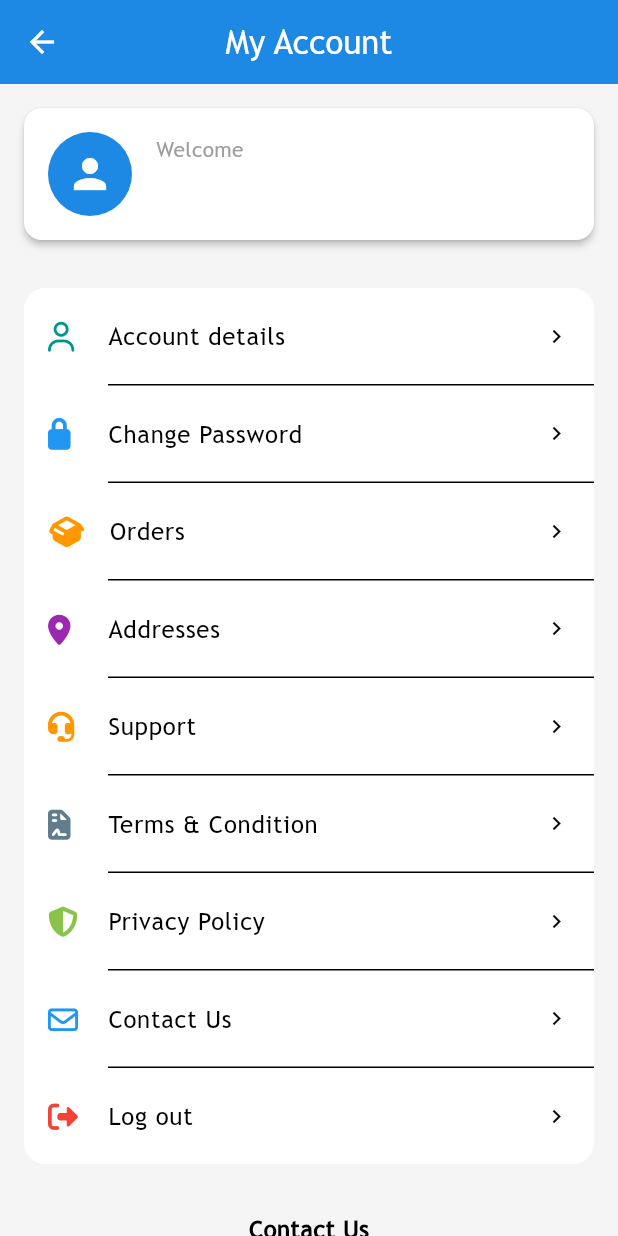
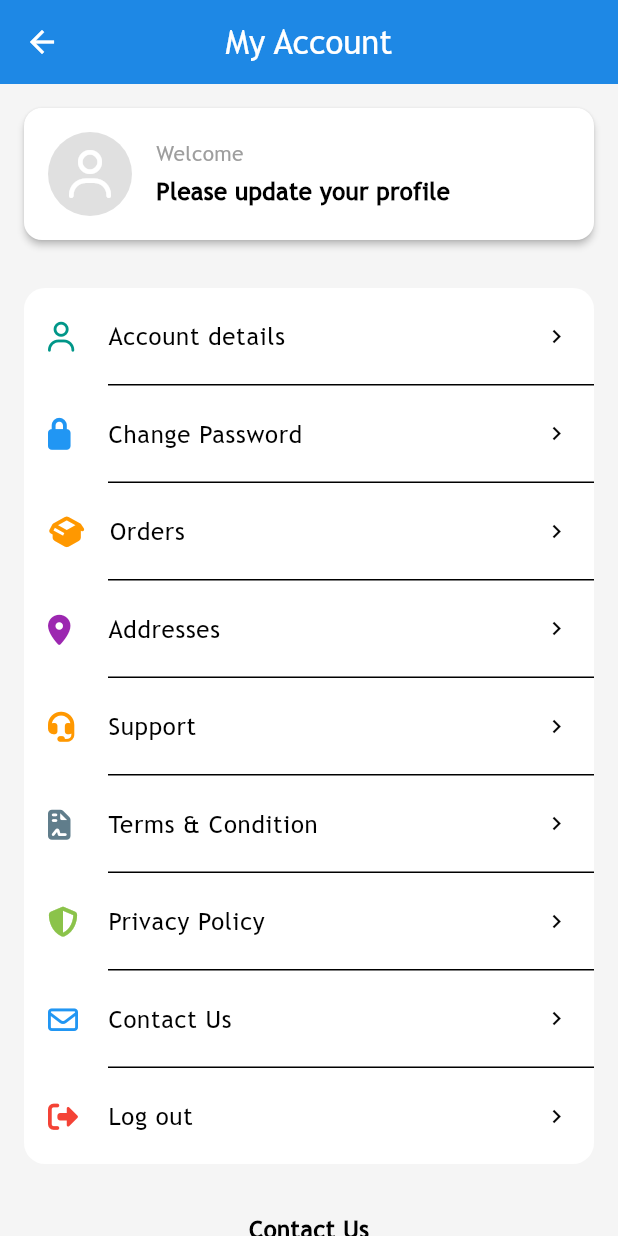
Before and after one commit to mortuzahossain/seegma_woocommerce, a Flutter app: the ProfilePage screen opened directly, on a phone screen of 412 x 824 dp. Run offline on Flutter 3.47's test engine with Material 3 defaults, Android fonts, the phone set to English and light mode, and no system bars; our stand-ins replace awesome_snackbar_content, cached_network_image, carousel_slider, flutter_html, font_awesome_flutter, image_picker and 4 more; accounts and stored records are empty; network calls fail.

Commit message:
fix minor issue

```diff
--- a/lib/api/api_service.dart
+++ b/lib/api/api_service.dart
@@ -4,7 +4,8 @@ import 'package:http/http.dart' as http;
 import 'package:shared_preferences/shared_preferences.dart';
 
 class ApiService {
-  static const String baseUrl = 'http://wordpress.test/wp-json';
+  // static const String baseUrl = 'http://wordpress.test/wp-json';
+  static const String baseUrl = 'https://fashion.seegmai.com/wp-json';
 
   static Future<dynamic> get(String endpoint) async {
     try {
@@ -116,7 +117,7 @@ class ApiService {
 
       // add file
       request.files.add(await http.MultipartFile.fromPath(fileField, file.path));
-
+      request.headers.addAll({'Accept': 'application/json'});
       final streamedResponse = await request.send();
       final response = await http.Response.fromStream(streamedResponse);
 
--- a/lib/provider/tryon_provider.dart
+++ b/lib/provider/tryon_provider.dart
@@ -12,8 +12,8 @@ class TryOnProvider extends ChangeNotifier {
       LoadingDialog.show(context);
       final response = await ApiService.postMultipart(
         '/tryon/v1/process',
-        fields: {'product_id': '75'},
-        file: File('/Users/islamicwallet/Downloads/007.png'),
+        fields: {'product_id': productId.toString()},
+        file: File(imagePath),
         fileField: 'avatar_image',
       );
       processedImageUrl = response['image_url'];
--- a/lib/ui/auth/account_update.dart
+++ b/lib/ui/auth/account_update.dart
@@ -47,7 +47,7 @@ class _AccountUpdatePageState extends State<AccountUpdatePage> {
       lastName.text = prefs.getString('last_name') ?? '';
       nickname.text = prefs.getString('nickname') ?? '';
       mobile.text = prefs.getString('mobile') ?? '';
-      gender = prefs.getString('gender') ?? 'male';
+      gender = (prefs.getString('gender')?.isNotEmpty ?? false) ? prefs.getString('gender')! : 'male';
 
       final profileUrl = prefs.getString('profile_image');
       if (profileUrl != null && profileUrl.isNotEmpty) {
--- a/lib/ui/home/home.dart
+++ b/lib/ui/home/home.dart
@@ -68,7 +68,8 @@ class _HomePageState extends State<HomePage> {
                 }
 
                 if (provider.sliderData.isEmpty) {
-                  return const SizedBox(height: 180, child: Center(child: Text("No slider data found")));
+                  return const SizedBox();
+                  // return const SizedBox(height: 180, child: Center(child: Text("No slider data found")));
                 }
 
                 return Column(
--- a/lib/ui/home/profile.dart
+++ b/lib/ui/home/profile.dart
@@ -1,3 +1,4 @@
+import 'package:cached_network_image/cached_network_image.dart';
 import 'package:flutter/material.dart';
 import 'package:font_awesome_flutter/font_awesome_flutter.dart';
 import 'package:seegma_woocommerce/ui/auth/account_update.dart';
@@ -8,6 +9,7 @@ import 'package:seegma_woocommerce/ui/home/orders.dart';
 import 'package:seegma_woocommerce/ui/home/support.dart';
 import 'package:seegma_woocommerce/ui/more/static_content.dart';
 import 'package:seegma_woocommerce/ui/others/contact_us.dart';
+import 'package:seegma_woocommerce/utils/loading_dialog.dart';
 import 'package:shared_preferences/shared_preferences.dart';
 
 class ProfilePage extends StatefulWidget {
@@ -19,6 +21,7 @@ class ProfilePage extends StatefulWidget {
 
 class _ProfilePageState extends State<ProfilePage> {
   String? fullName;
+  String profileUrl = "";
   bool isLoggedIn = false;
 
   @override
@@ -32,10 +35,17 @@ class _ProfilePageState extends State<ProfilePage> {
     final token = prefs.getString('token');
     final firstName = prefs.getString('first_name');
     final lastName = prefs.getString('last_name');
+    profileUrl = prefs.getString('profile_image') ?? "";
 
     setState(() {
       isLoggedIn = token != null && token.isNotEmpty;
-      fullName = isLoggedIn ? '$firstName $lastName' : null;
+
+      if (isLoggedIn) {
+        final hasName = (firstName?.isNotEmpty ?? false) || (lastName?.isNotEmpty ?? false);
+        fullName = hasName ? '${firstName ?? ''} ${lastName ?? ''}'.trim() : 'Please update your profile';
+      } else {
+        fullName = null;
+      }
     });
   }
 
@@ -53,7 +63,23 @@ class _ProfilePageState extends State<ProfilePage> {
               padding: const EdgeInsets.all(16),
               child: Row(
                 children: [
-                  CircleAvatar(radius: 28, child: const Icon(Icons.person, size: 32, color: Colors.white)),
+                  CircleAvatar(
+                    radius: 28,
+                    backgroundColor: Colors.grey.shade300,
+                    child: (profileUrl.isNotEmpty)
+                        ? ClipOval(
+                            child: CachedNetworkImage(
+                              imageUrl: profileUrl,
+                              width: 56,
+                              height: 56,
+                              fit: BoxFit.cover,
+                              placeholder: (context, url) => SizedBox(width: 24, height: 24, child: animatedLoader()),
+                              errorWidget: (context, url, error) =>
+                                  const FaIcon(FontAwesomeIcons.user, size: 32, color: Colors.white),
+                            ),
+                          )
+                        : const FaIcon(FontAwesomeIcons.user, size: 32, color: Colors.white),
+                  ),
                   const SizedBox(width: 16),
                   Column(
                     crossAxisAlignment: CrossAxisAlignment.start,
@@ -61,7 +87,12 @@ class _ProfilePageState extends State<ProfilePage> {
                       Text('Welcome', style: const TextStyle(fontSize: 14, color: Colors.grey)),
                       const SizedBox(height: 4),
                       isLoggedIn
-                          ? Text(fullName ?? '', style: const TextStyle(fontSize: 20, fontWeight: FontWeight.bold))
+                          ? Text(
+                              fullName ?? '',
+                              style: const TextStyle(fontSize: 16, fontWeight: FontWeight.bold),
+                              maxLines: 1,
+                              overflow: TextOverflow.ellipsis,
+                            )
                           : GestureDetector(
                               onTap: () {
                                 Navigator.push(context, MaterialPageRoute(builder: (_) => const Login()));
@@ -93,7 +124,9 @@ class _ProfilePageState extends State<ProfilePage> {
                     icon: FontAwesomeIcons.user,
                     title: "Account details",
                     onTap: () {
-                      Navigator.push(context, MaterialPageRoute(builder: (_) => AccountUpdatePage()));
+                      Navigator.push(context, MaterialPageRoute(builder: (_) => AccountUpdatePage())).then((onValue) {
+                        _checkLoginStatus();
+                      });
                     },
                   ),
                 if (isLoggedIn) _divider(),
```
Also changed, not shown: lib/provider/slider_provider.dart (+9 -9 lines), lib/ui/auth/login.dart (+5 -2 lines), lib/ui/home/orders.dart (+25 -3 lines).
